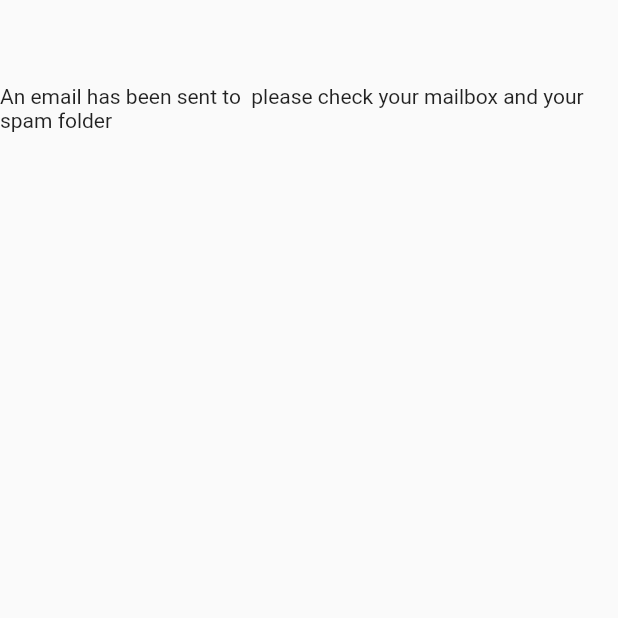
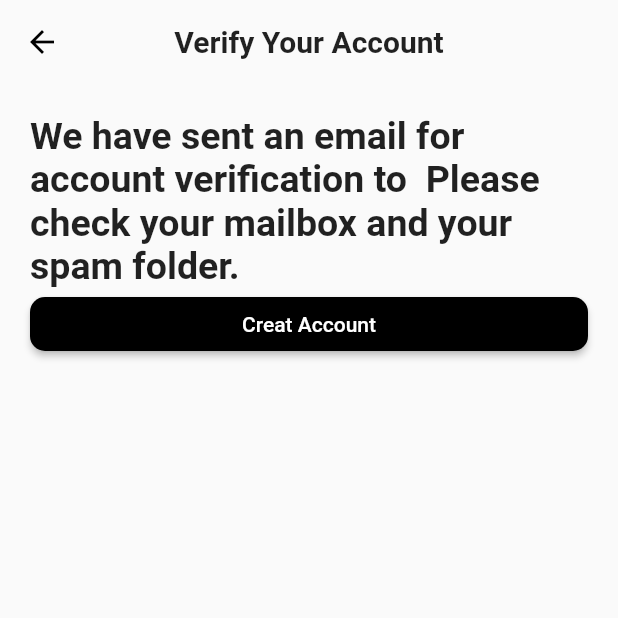
Before and after one commit to cemerenb/firebase_integrated_app, a Flutter app: the EmailVerification screen opened directly, on a phone screen of 412 x 824 dp, the top half of it. Run offline on Flutter 3.47's test engine with Material 2 defaults, Android fonts, the phone set to English and light mode, and no system bars; our stand-ins replace cloud_firestore, firebase_auth, firebase_core; missing offline and left inert: dart:ffi; accounts and stored records are empty; network calls fail.

Commit message:
Email verification with firebase

```diff
--- a/lib/pages/create_password_page.dart
+++ b/lib/pages/create_password_page.dart
@@ -68,7 +68,7 @@ class _CreatePasswordPageState extends State<CreatePasswordPage> {
                           });
                         } else {
                           if (mounted) {
-                            Navigation.navigateRoute(context, EmailVerification());
+                            Navigation.navigateRoute(context, const EmailVerification());
                           }
                         }
                       } on FirebaseAuthException catch (e) {
--- a/lib/pages/verify_email.dart
+++ b/lib/pages/verify_email.dart
@@ -1,6 +1,7 @@
 import 'dart:async';
 
 import 'package:firebase_auth/firebase_auth.dart';
+import 'package:firebase_integrated_app/pages/home_page.dart';
 import 'package:firebase_integrated_app/pages/login_page.dart';
 import 'package:flutter/material.dart';
 
@@ -14,6 +15,8 @@ class EmailVerification extends StatefulWidget {
 }
 
 class _EmailVerificationState extends State<EmailVerification> {
+  bool isEmailVerified = false;
+  bool canResendEmail = false;
   final auth = FirebaseAuth.instance;
 
   User? user;
@@ -38,17 +41,55 @@ class _EmailVerificationState extends State<EmailVerification> {
     super.dispose();
   }
 
+  Future sendEmailVerification() async {
+    try {
+      final user = FirebaseAuth.instance.currentUser!;
+      await user.sendEmailVerification();
+      setState(() {
+        canResendEmail = false;
+      });
+      await Future.delayed(const Duration(seconds: 60));
+      setState(() {
+        canResendEmail = true;
+      });
+    } catch (e) {
+      setState(() {
+        SnackBar(content: Text(e.toString()));
+      });
+    }
+  }
+
   @override
-  Widget build(BuildContext context) {
-    return Scaffold(
-      appBar: AppBar(),
-      body: Column(
-        children: [
-          Center(
-            child: Text('An email has been sent to ${user?.email} please check your mailbox and your spam folder'),
+  Widget build(BuildContext context) => isEmailVerified
+      ? const HomePage()
+      : Scaffold(
+          appBar: AppBar(
+              title: Text(
+            'Verify Your Account',
+            style: Theme.of(context).textTheme.headline5?.copyWith(fontSize: 20, fontWeight: FontWeight.w600),
+          )),
+          body: Padding(
+            padding: const EdgeInsets.symmetric(horizontal: 20, vertical: 20),
+            child: Column(
+              crossAxisAlignment: CrossAxisAlignment.start,
+              children: [
+                Text(
+                    'We have sent an email for account verification to ${user?.email} Please check your mailbox and your spam folder.',
+                    style: const TextStyle(fontSize: 25, fontWeight: FontWeight.bold)),
+                MaterialButton(
+                  minWidth: double.infinity,
+                  onPressed: () {
+                    canResendEmail ? sendEmailVerification() : const Text('Please wait to send again');
+                  },
+                  color: Colors.black,
+                  shape: RoundedRectangleBorder(borderRadius: BorderRadius.circular(10)),
+                  child: const Text(
+                    'Creat Account',
+                    style: TextStyle(color: Colors.white),
+                  ),
+                ),
+              ],
+            ),
           ),
-        ],
-      ),
-    );
-  }
+        );
 }
```
Also changed, not shown: lib/pages/login_page.dart (+12 -2 lines), lib/pages/welcome_page.dart (+9 -1 lines).
